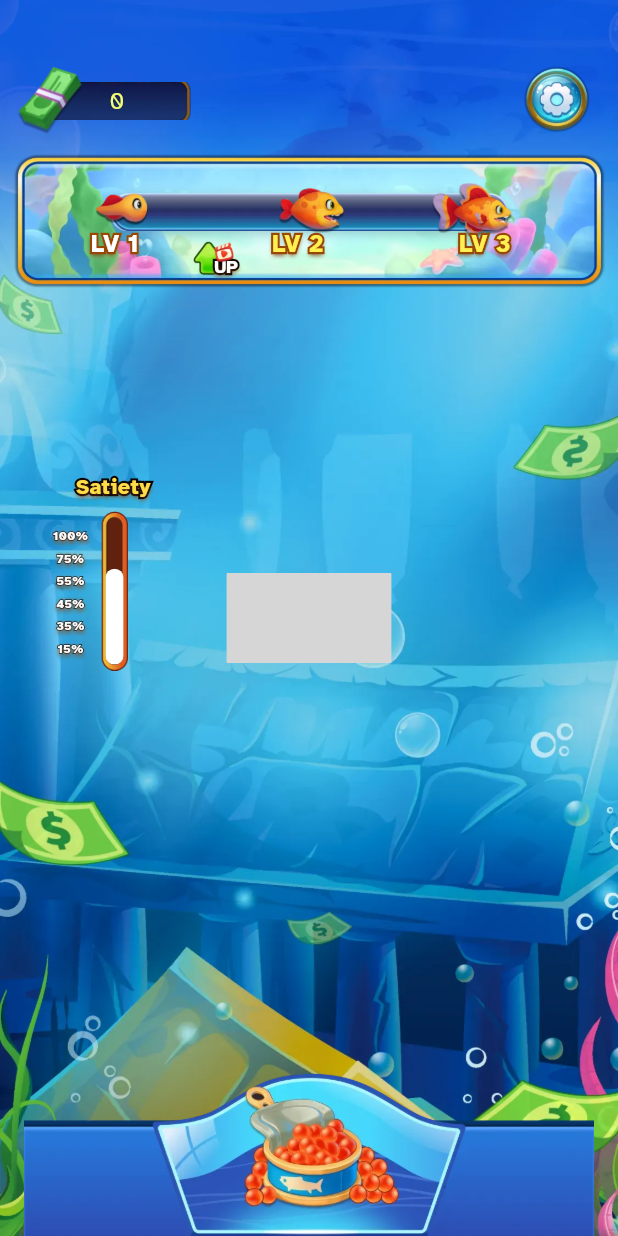
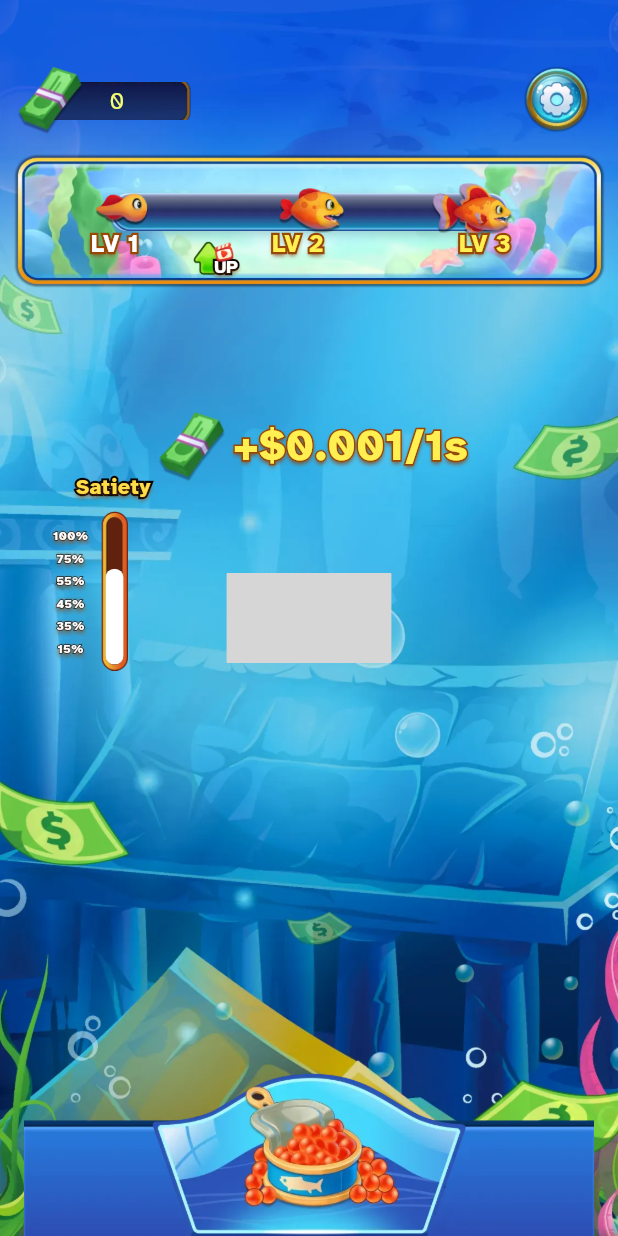
Before and after one commit to wangzaoQ/fishEarn, a Flutter app: the screen it shows after launch, on a phone screen of 412 x 824 dp. Run offline on Flutter 3.47's test engine with Material 3 defaults, Android fonts, the phone set to English and light mode, and no system bars; our stand-ins replace easy_localization, flutter_screenutil, lottie, shared_preferences; missing offline and left inert: applovin_max, flame; grey boxes are pictures that could not be loaded.

Commit message:
game 修改

```diff
--- a/lib/game/GamePage.dart
+++ b/lib/game/GamePage.dart
@@ -180,10 +180,30 @@ class _GamePageState extends State<GamePage> with TickerProviderStateMixin {
           //鱼动画
           buildAnimal(),
           //鱼生命进度
-          Positioned(
-            top: 310.h,
-            left: 32.w,
-            child: GameLifePage(),
+          Positioned(top: 310.h, left: 32.w, child: GameLifePage()),
+          Align(
+            alignment: Alignment.topCenter,
+            child: Padding(
+              padding: EdgeInsetsGeometry.only(top: 268.h),
+              child: Row(
+                mainAxisAlignment: MainAxisAlignment.center, // ← 子元素水平居中
+                crossAxisAlignment: CrossAxisAlignment.center,
+                children: [
+                  Image.asset(
+                    "assets/images/ic_coin.webp",
+                    width: 50.w,
+                    height: 50.h,
+                  ),
+                  GameText(
+                    showText: "+\$0.001/1s",
+                    fontSize: 28.sp,
+                    fillColor: Color(0xFFFFEF50),
+                    strokeColor: Color(0xFF9B4801),
+                    strokeWidth: 2.w,
+                  ),
+                ],
+              ),
+            ),
           ),
           // Positioned(child:SizedBox(child: CustomProgress3(progress: 0.5),) )
         ],
@@ -208,7 +228,7 @@ class _GamePageState extends State<GamePage> with TickerProviderStateMixin {
         ),
       );
     } else if (gameData.level == 2) {
-      return Padding(padding: EdgeInsetsGeometry.only(left: 0,top: 100.h,right: 0,bottom: 110.h),child: Container(
+      return Padding(padding: EdgeInsetsGeometry.only(left: 0,top: 150.h,right: 0,bottom: 80.h),child: Container(
         color: Colors.transparent, // 外层透明
         child: GameWidget(
           game: SimpleAnimGame(),
```
